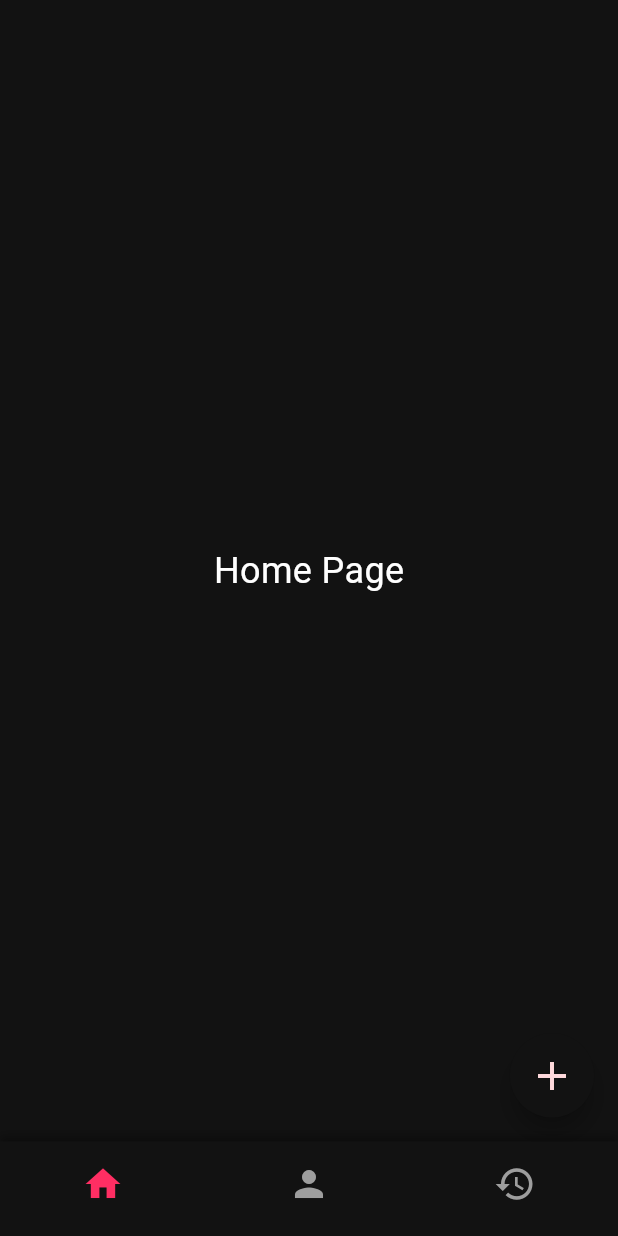
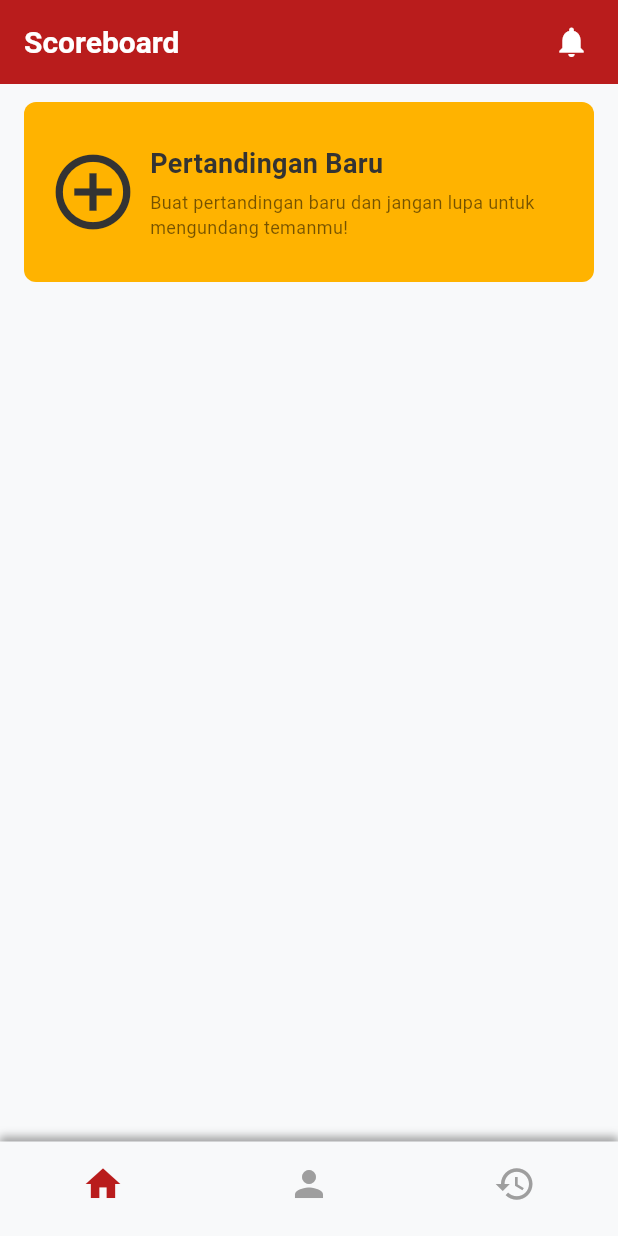
Before and after one commit to fajricpaix/scoreboard, a Flutter app: the screen it shows after launch, on a phone screen of 412 x 824 dp. Run offline on Flutter 3.47's test engine with Material 3 defaults, Android fonts, the phone set to English and light mode, and no system bars.

Commit message:
button untuk ke halaman buat score

```diff
--- a/lib/main.dart
+++ b/lib/main.dart
@@ -22,9 +22,7 @@ class MyApp extends StatelessWidget {
         colorScheme: ColorScheme.fromSeed(
           seedColor: primaryColor,
           brightness: Brightness.dark,
-        ).copyWith(
-          surface: backgroundColor,
-        ),
+        ).copyWith(surface: backgroundColor),
       ),
       home: const MainScreen(),
     );
@@ -56,10 +54,40 @@ class _MainScreenState extends State<MainScreen> {
   @override
   Widget build(BuildContext context) {
     return Scaffold(
-      body: SafeArea(
-        bottom: false,
-        child: _pages[_selectedIndex],
+      appBar: AppBar(
+        backgroundColor: Theme.of(context).primaryColor,
+        elevation: 0,
+        title: const Text(
+          'Scoreboard',
+          style: TextStyle(
+            fontSize: 20,
+            fontWeight: FontWeight.bold,
+            color: Colors.white,
+          ),
+        ),
+        actions: [
+          Padding(
+            padding: const EdgeInsets.only(right: 8),
+            child: Container(
+              width: 46,
+              height: 46,
+              decoration: BoxDecoration(
+                // ignore: deprecated_member_use
+                color: Theme.of(context).primaryColor.withOpacity(0.25),
+                shape: BoxShape.circle,
+              ),
+              child: IconButton(
+                icon: const Icon(Icons.notifications, color: Colors.white),
+                onPressed: () {
+                  // TODO: navigasi ke halaman notifikasi
+                },
+                tooltip: 'Notifikasi',
+              ),
+            ),
+          ),
+        ],
       ),
+      body: SafeArea(bottom: false, child: _pages[_selectedIndex]),
       bottomNavigationBar: BottomNavigation(
         selectedIndex: _selectedIndex,
         onItemTapped: _onItemTapped,
--- a/lib/pages/home/index.dart
+++ b/lib/pages/home/index.dart
@@ -1,5 +1,6 @@
 import 'package:flutter/material.dart';
 import 'package:scoreboard/pages/create/index.dart';
+import 'package:scoreboard/theme/index.dart';
 
 class HomePage extends StatelessWidget {
   const HomePage({super.key});
@@ -8,25 +9,77 @@ class HomePage extends StatelessWidget {
   Widget build(BuildContext context) {
     return Scaffold(
       body: SafeArea(
-        child: Center(
-          child: Text(
-            'Home Page',
-            style: TextStyle(fontSize: 24, color: Colors.white),
-          ),
-        ),
-      ),
-      floatingActionButton: FloatingActionButton(
-        onPressed: () {
-          Navigator.push(
-            context,
-            MaterialPageRoute(builder: (_) => const CreateMatchPage()),
-          );
-        },
-        backgroundColor: Theme.of(context).colorScheme.surface,
-        shape: const CircleBorder(),
-        child: const Icon(
-          Icons.add,
-          size: 32,
+        child: Column(
+          crossAxisAlignment: CrossAxisAlignment.stretch,
+          children: [
+            Column(
+              mainAxisAlignment: MainAxisAlignment.center,
+              children: [
+                GestureDetector(
+                  onTap: () {
+                    Navigator.push(
+                      context,
+                      MaterialPageRoute(
+                        builder: (_) => const CreateMatchPage(),
+                      ),
+                    );
+                  },
+                  child: Padding(
+                    padding: const EdgeInsets.symmetric(
+                      horizontal: 16,
+                      vertical: 12,
+                    ),
+                    child: Container(
+                      width: double.infinity,
+                      height: 120,
+                      decoration: BoxDecoration(
+                        color: secondaryColor,
+                        borderRadius: BorderRadius.circular(8),
+                      ),
+                      child: Padding(
+                        padding: const EdgeInsets.symmetric(horizontal: 16),
+                        child: Row(
+                          mainAxisAlignment: MainAxisAlignment.start,
+                          children: [
+                            const Icon(
+                              Icons.add_circle_outline,
+                              size: 60,
+                              color: textColor,
+                            ),
+                            const SizedBox(width: 8),
+                            Expanded(
+                              child: Column(
+                                mainAxisAlignment: MainAxisAlignment.center,
+                                crossAxisAlignment: CrossAxisAlignment.start,
+                                children: [
+                                  const Text(
+                                    'Pertandingan Baru',
+                                    style: TextStyle(
+                                      color: textColor,
+                                      fontWeight: FontWeight.bold,
+                                      fontSize: 18,
+                                    ),
+                                  ),
+                                  const SizedBox(height: 4),
+                                  const Text(
+                                    'Buat pertandingan baru dan jangan lupa untuk mengundang temanmu!',
+                                    style: TextStyle(
+                                      color: Colors.black54,
+                                      fontSize: 12,
+                                    ),
+                                  ),
+                                ],
+                              ),
+                            ),
+                          ],
+                        ),
+                      ),
+                    ),
+                  ),
+                ),
+              ],
+            ),
+          ],
         ),
       ),
     );
--- a/lib/theme/index.dart
+++ b/lib/theme/index.dart
@@ -1,4 +1,6 @@
 import 'package:flutter/material.dart';
 
-const Color primaryColor = Color(0xFFFF2E63);
-const Color backgroundColor = Color(0xFF121212);
+const Color primaryColor = Color(0xFFB91C1C);
+const Color secondaryColor = Color(0xFFFFB300);
+const Color backgroundColor = Color(0xFFF8F9FA);
+const Color textColor = Color(0xFF333333);
```
